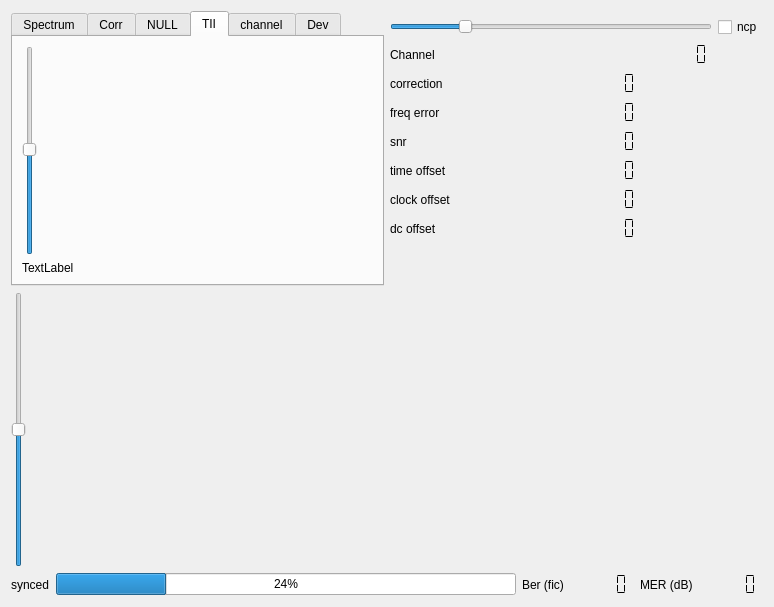
Above: qt-dab-6.9/forms-v7/new-display/scopewidget.ui from JvanKatwijk/qt-dab before the change. Below: the same form after it.
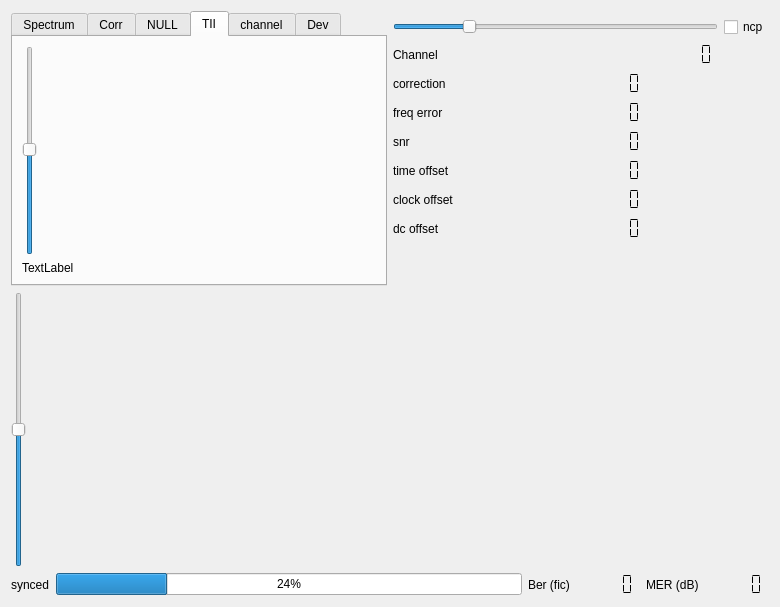
That is the form after the change. The open tabs and pages were chosen to show the change. Custom widgets are drawn as their Qt base class.

```diff
--- a/qt-dab-6.9/forms-v7/new-display/scopewidget.ui
+++ b/qt-dab-6.9/forms-v7/new-display/scopewidget.ui
@@ -6,7 +6,7 @@
    <rect>
     <x>0</x>
     <y>0</y>
-    <width>774</width>
+    <width>780</width>
     <height>607</height>
    </rect>
   </property>
```
Left out of the diff: 4 changed lines with no effect on the pictures.
